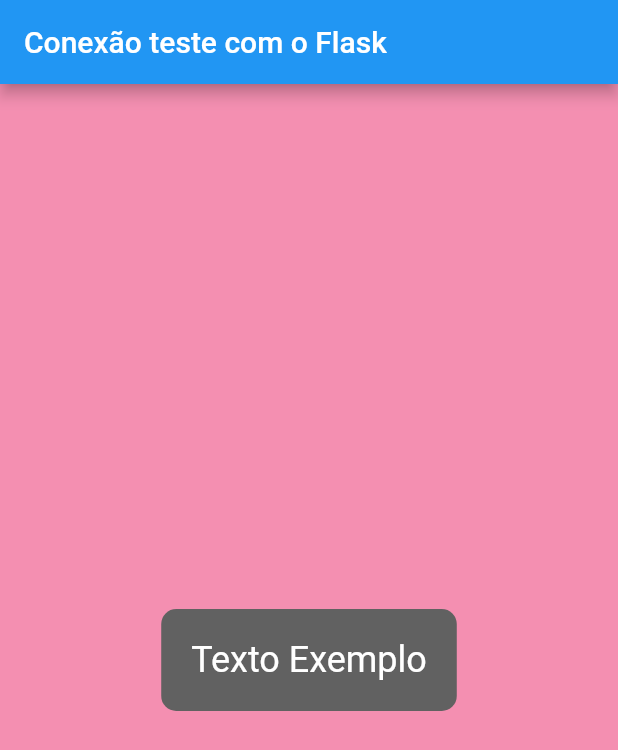
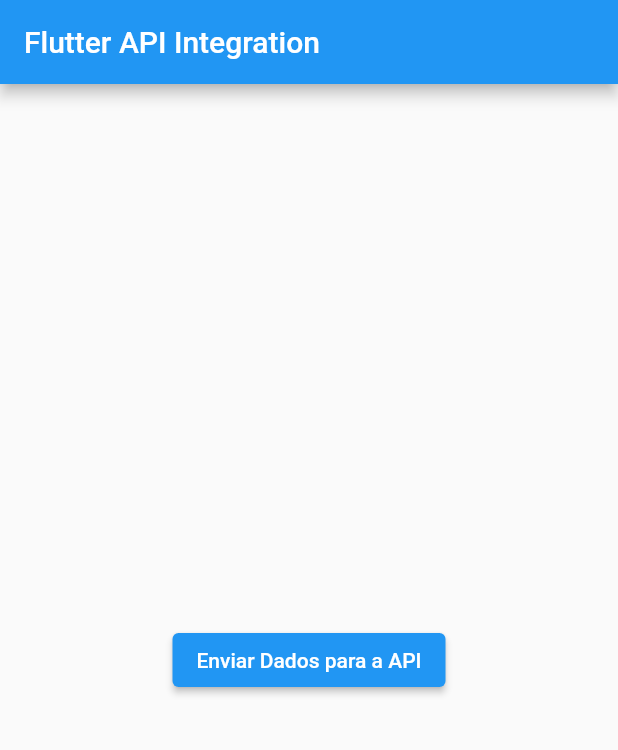
Before and after one commit to matheusAFONSECA/BIT-A-BIT, a Flutter app: the screen it shows after launch, on a phone screen of 412 x 824 dp. Shown: the top 750 px of the screen. Run offline on Flutter 3.47's test engine with Material 2 defaults, Android fonts, the phone set to English and light mode, and no system bars.

Commit message:
Código que vai servir de servidor e teste de comunicação com o aplicativo

```diff
--- a/app_python/lib/main.dart
+++ b/app_python/lib/main.dart
@@ -1,4 +1,6 @@
 import 'package:flutter/material.dart';
+import 'dart:convert';
+import 'package:http/http.dart' as http;
 
 void main() {
   runApp(MyApp());
@@ -8,33 +10,41 @@
   @override
   Widget build(BuildContext context) {
     return MaterialApp(
-      home: MyScreen(),
+      home: MyHomePage(),
     );
   }
 }
 
-class MyScreen extends StatelessWidget {
+class MyHomePage extends StatelessWidget {
+  Future<void> sendDataToAPI() async {
+    final apiUrl = 'http://127.0.0.1:5000/';
+    final data = {'key': 'value'}; // Dados que você quer enviar para a API
+
+    final response = await http.post(
+      Uri.parse(apiUrl),
+      headers: {'Content-Type': 'application/json'},
+      body: jsonEncode(data),
+    );
+
+    if (response.statusCode == 200) {
+      print('API Response: ${response.body}');
+    } else {
+      print('Failed to send data to API');
+    }
+  }
+
   @override
   Widget build(BuildContext context) {
     return Scaffold(
-      backgroundColor: Colors.pink[200], // Cor de fundo salmão
       appBar: AppBar(
-        title: Text('Conexão teste com o Flask'),
+        title: Text('Flutter API Integration'),
       ),
       body: Center(
-        child: Container(
-          padding: EdgeInsets.all(20.0),
-          decoration: BoxDecoration(
-            color: Colors.grey[700], // Cor do texto cinza escura
-            borderRadius: BorderRadius.circular(10.0),
-          ),
-          child: Text(
-            'Texto Exemplo',
-            style: TextStyle(
-              fontSize: 24.0,
-              color: Colors.white, // Cor do texto branco
-            ),
-          ),
+        child: ElevatedButton(
+          onPressed: () {
+            sendDataToAPI(); // Chame a função aqui quando o botão for pressionado
+          },
+          child: Text('Enviar Dados para a API'),
         ),
       ),
     );
--- a/app_python/pubspec.yaml
+++ b/app_python/pubspec.yaml
@@ -35,6 +35,7 @@
   # The following adds the Cupertino Icons font to your application.
   # Use with the CupertinoIcons class for iOS style icons.
   cupertino_icons: ^1.0.2
+  http: ^1.1.0 # biblioteca para realizar a conexão http
 
 dev_dependencies:
   flutter_test:
```
Also changed, not shown: app_python/pubspec.lock, 1 other file.
